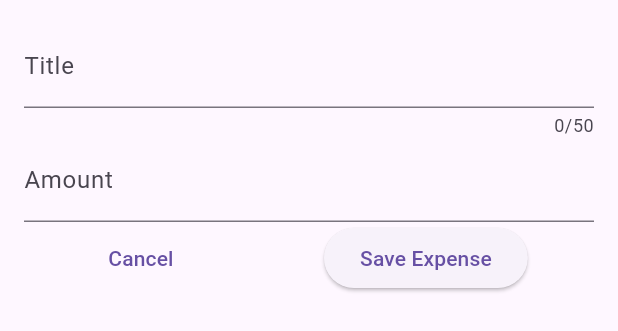
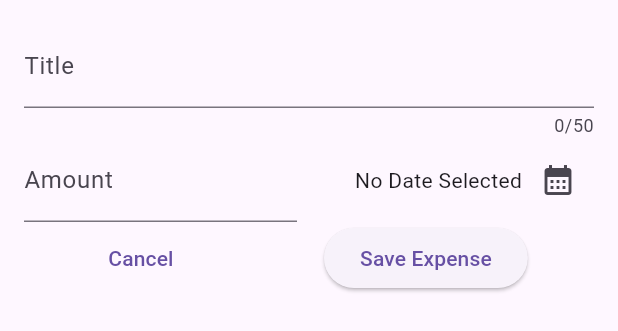
Before and after one commit to fantasy-art/expense_tracker, a Flutter app: the NewExpense widget shown alone on an empty page, opened directly, on a phone screen of 412 x 824 dp. Shown: the top 331 px of the screen. Run offline on Flutter 3.47's test engine with Material 2 defaults, Android fonts, the phone set to English and light mode, and no system bars.

Commit message:
Handling Date from Future

```diff
--- a/lib/widgets/new_expense.dart
+++ b/lib/widgets/new_expense.dart
@@ -1,3 +1,4 @@
+import 'package:expense_tracker/models/expense.dart';
 import 'package:flutter/material.dart';
 
 class NewExpense extends StatefulWidget {
@@ -10,6 +11,21 @@ class NewExpense extends StatefulWidget {
 class _NewExpenseState extends State<NewExpense> {
   final _titleController = TextEditingController();
   final _amountController = TextEditingController();
+  DateTime? _selectedDate;
+
+  void _presentDatePicker() async {
+    final now = DateTime.now();
+    final firstDate = DateTime(now.year - 1, now.month, now.day);
+    final lastDate = now;
+    final pickedDate = await showDatePicker(
+        context: context,
+        initialDate: now,
+        firstDate: firstDate,
+        lastDate: lastDate);
+    setState(() {
+      _selectedDate = pickedDate;
+    });
+  }
 
   @override
   void dispose() {
@@ -32,13 +48,33 @@ class _NewExpenseState extends State<NewExpense> {
               label: Text('Title'),
             ),
           ),
-          TextField(
+          Row(
+            children: [
+              Expanded(
+                child: TextField(
                   controller: _amountController,
                   keyboardType: TextInputType.number,
                   decoration: const InputDecoration(
                     label: Text('Amount'),
                     prefixText: '\$ ',
                   ),
+                ),
+              ),
+              const SizedBox(width: 16),
+              Expanded(
+                child: Row(
+                  mainAxisAlignment: MainAxisAlignment.end,
+                  children: [
+                    Text(_selectedDate == null
+                        ? 'No Date Selected'
+                        : formatter.format(_selectedDate!)),
+                    IconButton(
+                        onPressed: _presentDatePicker,
+                        icon: const Icon(Icons.calendar_month)),
+                  ],
+                ),
+              ),
+            ],
           ),
           Row(
             mainAxisAlignment: MainAxisAlignment.spaceAround,
```
Lines whose indentation alone changed are shown as unchanged.
